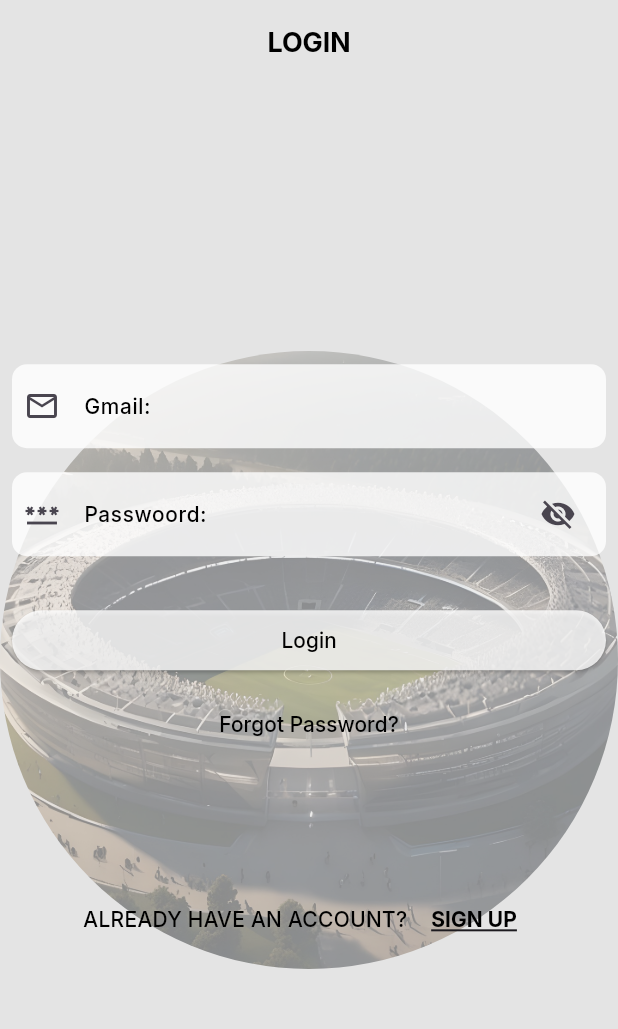
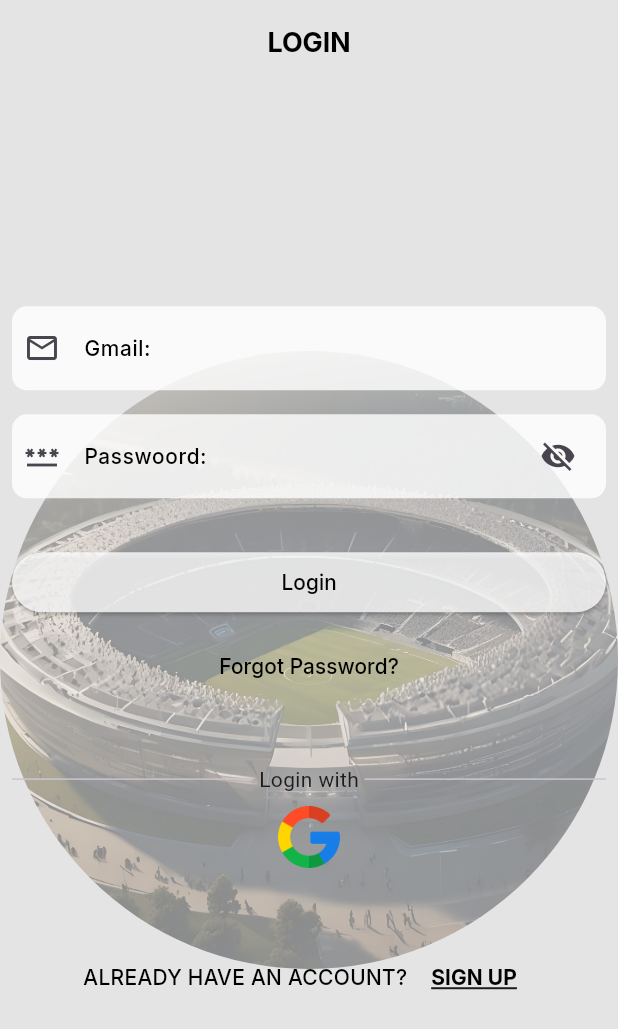
Before and after one commit to jukute2000/demo_firebase_realtime, a Flutter app: the screen it shows after launch, on a phone screen of 412 x 824 dp. Shown: the top 1029 px of the screen. Run offline on Flutter 3.47's test engine with Material 3 defaults, Android fonts, the phone set to English and light mode, and no system bars; our stand-ins replace calendar_date_picker2, firebase_auth, firebase_core, firebase_database, flutter_secure_storage, get and 4 more; accounts and stored records are empty.

Commit message:
update login with google

```diff
--- a/lib/view/login_signup_view.dart
+++ b/lib/view/login_signup_view.dart
@@ -308,7 +308,33 @@ class LoginSignupView extends StatelessWidget {
                               ),
                             if (controller.isPageLogin.value)
                               SizedBox(
-                                height: size.height * 0.1,
+                                height: size.height * 0.05,
+                              ),
+                            if (controller.isPageLogin.value)
+                              Column(
+                                children: [
+                                  const Row(
+                                    mainAxisAlignment: MainAxisAlignment.center,
+                                    children: [
+                                      Expanded(child: Divider()),
+                                      Text(" Login with "),
+                                      Expanded(child: Divider())
+                                    ],
+                                  ),
+                                  IconButton(
+                                    onPressed: () => controller.onLoginGoogle(),
+                                    icon: Image(
+                                      image: const AssetImage(
+                                        "assets/images/google.png",
+                                      ),
+                                      height: size.width * 0.1,
+                                    ),
+                                  )
+                                ],
+                              ),
+                            if (controller.isPageLogin.value)
+                              SizedBox(
+                                height: size.height * 0.05,
                               ),
                             if (controller.isPageLogin.value)
                               Row(
--- a/pubspec.yaml
+++ b/pubspec.yaml
@@ -49,6 +49,7 @@ dependencies:
   calendar_date_picker2: ^1.1.8
   http: ^0.13.6
   flutter_secure_storage: ^9.2.3
+  google_sign_in: ^6.2.2
 
 dev_dependencies:
   flutter_test:
```
Also changed, not shown: lib/controller/login_signup_controller.dart (+20 -18 lines), lib/services/auth_firebase.dart (+31 -0 lines), pubspec.lock, 1 other file.
